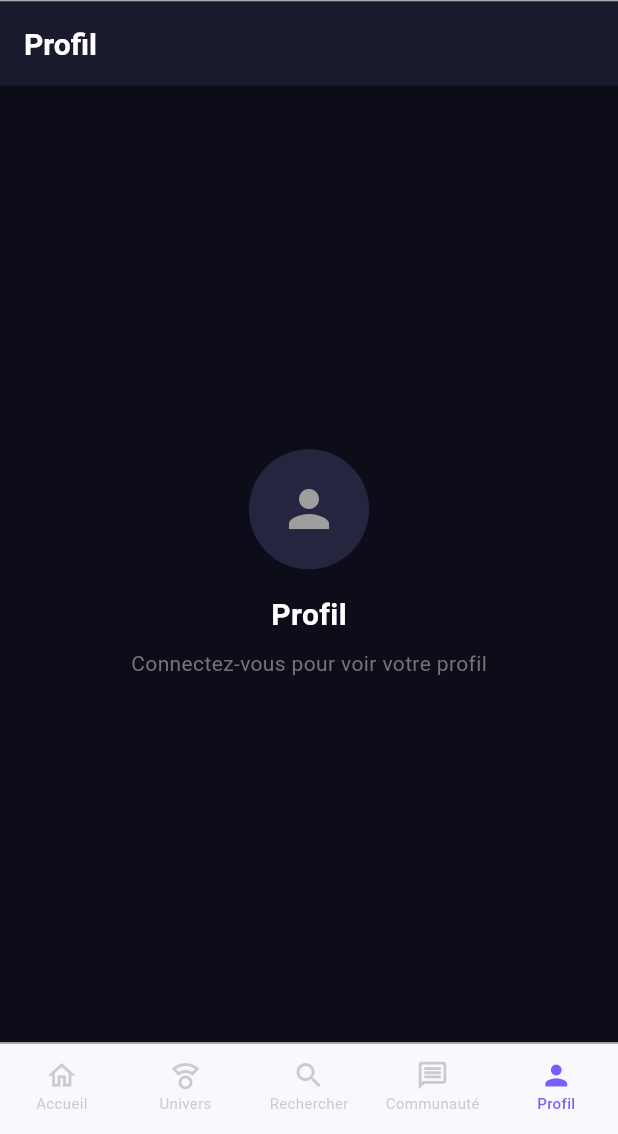
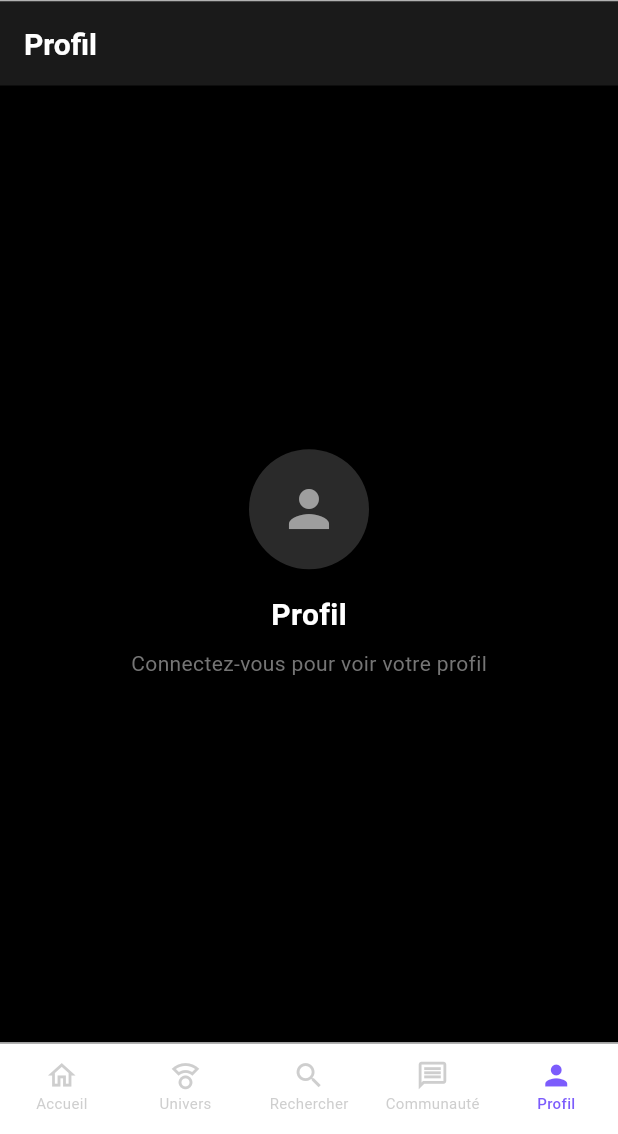
Before and after one commit to krislester900/Design-for-Artistic-Community-App, a Flutter app: the screen it shows after launch, item 5 of the bottom bar chosen, on a phone screen of 412 x 824 dp, the part 102-1236 px from its top. Run offline on Flutter 3.47's test engine with Material 3 defaults, Android fonts, the phone set to English and light mode, and no system bars; our stand-ins replace audioplayers, file_picker, hive_flutter, image_picker, just_audio, rive and 3 more; accounts and stored records are empty.

Commit message:
Thème par défaut noir & blanc pur - Couleurs disponibles uniquement via personnalisation

```diff
--- a/arteia_flutter/lib/theme/app_theme.dart
+++ b/arteia_flutter/lib/theme/app_theme.dart
@@ -1,81 +1,47 @@
 import 'package:flutter/material.dart';
 
 class AppTheme {
-  // Fond clair minimaliste
-  static const Color bgLight = Color(0xFFF8F9FC);       // Fond blanc doux
-  static const Color bgDark = Color(0xFF0D0D1A);         // Fond sombre profond
+  // Pure black & white minimalism (default theme)
+  static const Color bgLight = Color(0xFFFFFFFF);        // Fond blanc pur
+  static const Color bgDark = Color(0xFF000000);          // Fond noir pur
   static const Color cardLight = Color(0xFFFFFFFF);       // Cartes blanches
-  static const Color cardLightHover = Color(0xFFF0F0F5);
-  static const Color cardDark = Color(0xFF1A1A2E);        // Cartes sombres
-  static const Color cardDarkLight = Color(0xFF252540);
+  static const Color cardLightHover = Color(0xFFF5F5F5);
+  static const Color cardDark = Color(0xFF1A1A1A);        // Cartes sombres
+  static const Color cardDarkLight = Color(0xFF2A2A2A);
   static const Color textPrimary = Color(0xFF000000);     // Texte principal NOIR
   static const Color textSecondary = Color(0xFF6B7280);   // Texte secondaire gris
-  static const Color textLight = Color(0xFF9CA3AF);        // Texte très clair
+  static const Color textLight = Color(0xFF9CA3AF);       // Texte très clair
   static const Color border = Color(0xFFE5E7EB);          // Bordures
   static const Color borderLight = Color(0xFFD1D5DB);
   static const Color overlay = Color(0x1A000000);
 
-  // Marque - Noir minimaliste
-  static const Color brandBlack = Color(0xFF000000);      // Logo, marque, titres NOIR
-  static const Color brandGray = Color(0xFF333333);       // Gris foncé pour variantes
-
-  // Accents artistiques (secondaires)
-  static const Color primaryTeal = Color(0xFF00D4AA);     // Teal - univers, nature
-  static const Color primaryPink = Color(0xFFFF6B9D);     // Rose - likes, émotions
-  static const Color primaryCyan = Color(0xFF00D4FF);     // Cyan - complément
-
-  // Anciens noms (compatibilité)
-  static const Color primaryViolet = Color(0xFF000000);    // = brandBlack (rétrocompatibilité)
+  // Rétrocompatibilité (tous pointent vers noir/blanc)
+  static const Color primaryViolet = Color(0xFF000000);    // = noir
+  static const Color primaryTeal = Color(0xFF000000);      // = noir
+  static const Color primaryPink = Color(0xFF000000);      // = noir
+  static const Color primaryCyan = Color(0xFF000000);      // = noir
   static const Color textMuted = Color(0xFF9CA3AF);
   static const Color textWhite = Color(0xFFFFFFFF);
   static const Color grey = Color(0xFF9CA3AF);
   static const Color greyLight = Color(0xFFE5E7EB);
   static const Color greyDark = Color(0xFF6B7280);
 
-  // Dégradés
-  static const Gradient gradientBlack = LinearGradient(
-    colors: [Color(0xFF000000), Color(0xFF333333)],
-    begin: Alignment.topLeft,
-    end: Alignment.bottomRight,
-  );
-  static const Gradient gradientTeal = LinearGradient(
-    colors: [primaryTeal, Color(0xFF00B894)],
-    begin: Alignment.topLeft,
-    end: Alignment.bottomRight,
-  );
-  static const Gradient gradientPink = LinearGradient(
-    colors: [primaryPink, Color(0xFFFF4D7A)],
-    begin: Alignment.topLeft,
-    end: Alignment.bottomRight,
-  );
-  static const Gradient gradientBlackTeal = LinearGradient(
-    colors: [Color(0xFF000000), primaryTeal],
-    begin: Alignment.topLeft,
-    end: Alignment.bottomRight,
-  );
-
-  // Ombres
-  static List<BoxShadow> shadowBlack = [
-    BoxShadow(color: Colors.black.withOpacity(0.25), blurRadius: 12, offset: const Offset(0, 4)),
-  ];
-  static List<BoxShadow> shadowTeal = [
-    BoxShadow(color: primaryTeal.withOpacity(0.3), blurRadius: 12, offset: const Offset(0, 4)),
-  ];
+  // Ombres minimalistes
   static List<BoxShadow> shadowCard = [
     BoxShadow(color: Colors.black.withOpacity(0.08), blurRadius: 8, offset: const Offset(0, 2)),
   ];
 
-  // Thème clair minimaliste
+  // Thème clair - Noir & Blanc pur
   static ThemeData get arteiaTheme => ThemeData(
     brightness: Brightness.light,
     primaryColor: Colors.black,
-    scaffoldBackgroundColor: bgLight,
-    cardColor: cardLight,
+    scaffoldBackgroundColor: Colors.white,
+    cardColor: Colors.white,
     colorScheme: const ColorScheme.light(
       primary: Color(0xFF000000),
-      secondary: Color(0xFF00D4AA),
+      secondary: Color(0xFF000000),
       surface: Color(0xFFFFFFFF),
-      background: Color(0xFFF8F9FC),
+      background: Color(0xFFFFFFFF),
       error: Color(0xFFDC2626),
     ),
     textTheme: const TextTheme(
@@ -106,7 +72,7 @@ class AppTheme {
     ),
     inputDecorationTheme: InputDecorationTheme(
       filled: true,
-      fillColor: const Color(0xFFF3F4F6),
+      fillColor: const Color(0xFFF5F5F5),
       border: OutlineInputBorder(
         borderRadius: BorderRadius.circular(12),
         borderSide: BorderSide.none,
@@ -135,17 +101,17 @@ class AppTheme {
     ),
   );
 
-  // Thème sombre
+  // Thème sombre - Noir & Blanc
   static ThemeData get arteiaDarkTheme => ThemeData(
     brightness: Brightness.dark,
     primaryColor: Colors.white,
-    scaffoldBackgroundColor: const Color(0xFF0D0D1A),
-    cardColor: const Color(0xFF1A1A2E),
+    scaffoldBackgroundColor: const Color(0xFF000000),
+    cardColor: const Color(0xFF1A1A1A),
     colorScheme: const ColorScheme.dark(
       primary: Color(0xFFFFFFFF),
-      secondary: Color(0xFF00D4AA),
-      surface: Color(0xFF1A1A2E),
-      background: Color(0xFF0D0D1A),
+      secondary: Color(0xFFFFFFFF),
+      surface: Color(0xFF1A1A1A),
+      background: Color(0xFF000000),
       error: Color(0xFFDC2626),
     ),
     textTheme: const TextTheme(
@@ -159,7 +125,7 @@ class AppTheme {
       labelLarge: TextStyle(color: Color(0xFFFFFFFF), fontWeight: FontWeight.w500),
     ),
     appBarTheme: const AppBarTheme(
-      backgroundColor: Color(0xFF1A1A2E),
+      backgroundColor: Color(0xFF1A1A1A),
       elevation: 0,
       foregroundColor: Color(0xFFFFFFFF),
       centerTitle: false,
@@ -175,7 +141,7 @@ class AppTheme {
     ),
     inputDecorationTheme: InputDecorationTheme(
       filled: true,
-      fillColor: const Color(0xFF252540),
+      fillColor: const Color(0xFF2A2A2A),
       border: OutlineInputBorder(
         borderRadius: BorderRadius.circular(12),
         borderSide: BorderSide.none,
```
